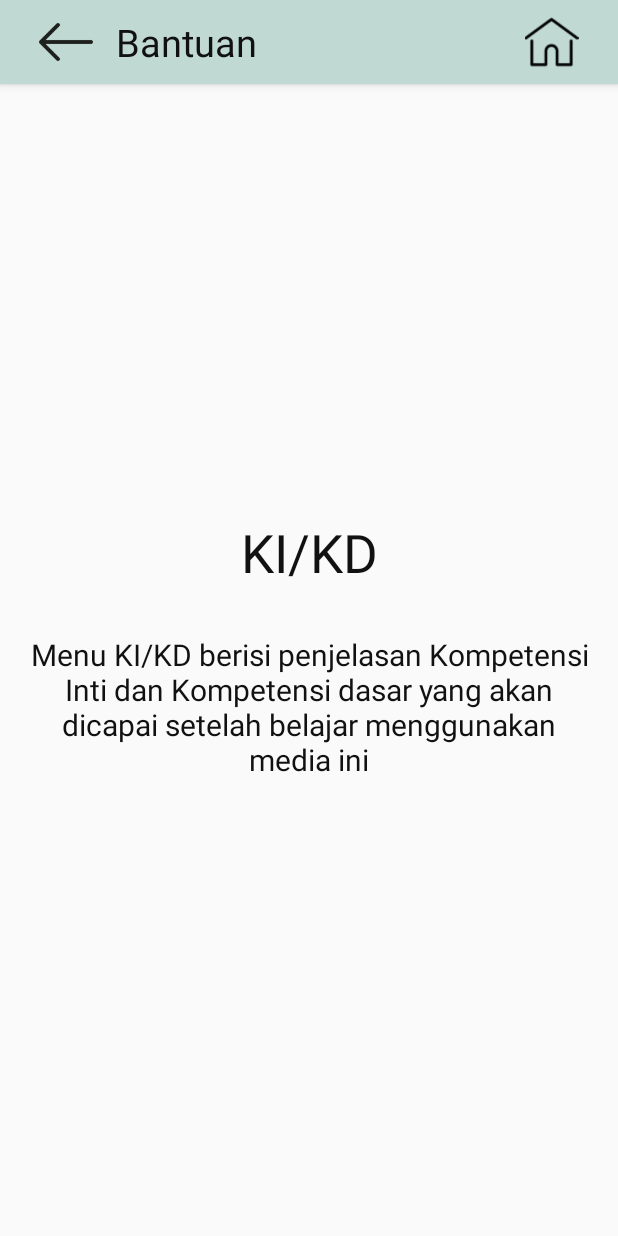
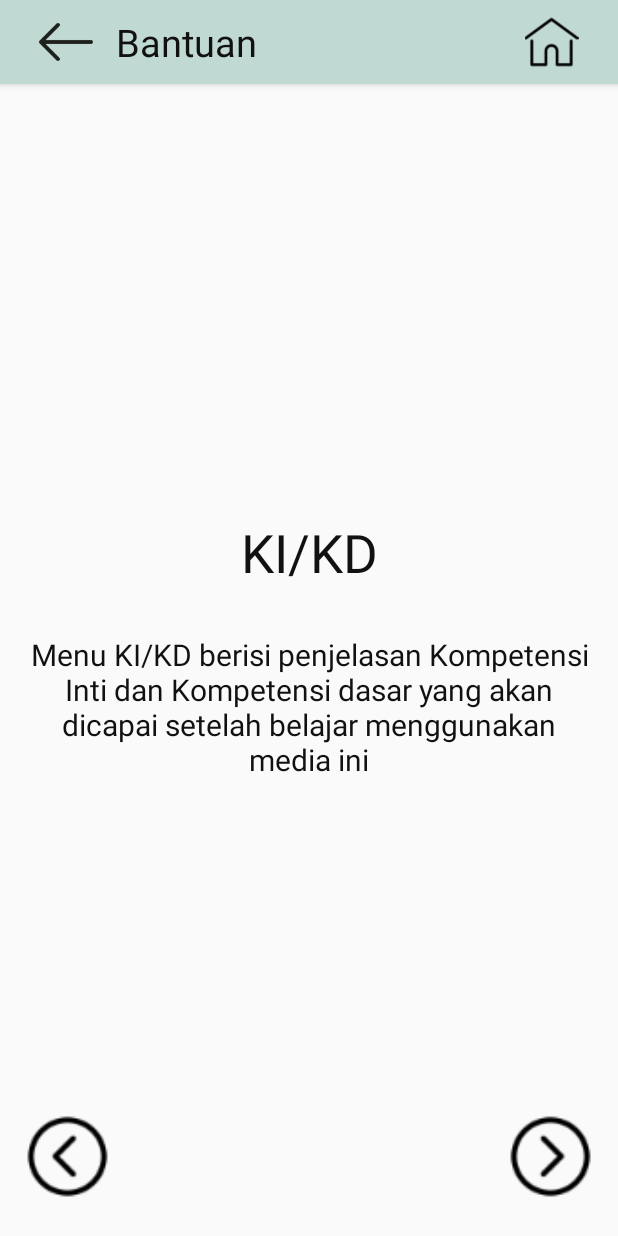
Before and after one commit to Sulistyarif/PAO, an Android app: the BantuanActivity screen opened directly, with no data from a screen before it, on a phone screen of 412 x 824 dp. Run offline under Robolectric (Android 15) with nearby library versions, the phone set to English and light mode, and no system bars; pictures from the network do not load.

Commit message:
Revisi navigasi bantuan

```diff
--- a/app/src/main/res/layout/bantuan_activity.xml
+++ b/app/src/main/res/layout/bantuan_activity.xml
@@ -2,6 +2,7 @@
 <android.support.constraint.ConstraintLayout
     xmlns:android="http://schemas.android.com/apk/res/android"
     xmlns:app="http://schemas.android.com/apk/res-auto"
+    xmlns:tools="http://schemas.android.com/tools"
     android:layout_width="match_parent"
     android:layout_height="match_parent">
 
@@ -12,5 +13,37 @@
         app:layout_constraintBottom_toBottomOf="parent"
         app:layout_constraintEnd_toEndOf="parent"
         app:layout_constraintStart_toStartOf="parent"
-        app:layout_constraintTop_toTopOf="parent" />
+        app:layout_constraintTop_toTopOf="parent" >
+
+    </android.support.v4.view.ViewPager>
+
+    <ImageView
+        android:id="@+id/ivNext"
+        android:layout_width="58dp"
+        android:layout_height="58dp"
+        android:layout_marginEnd="8dp"
+        android:layout_marginBottom="24dp"
+        app:layout_constraintBottom_toBottomOf="parent"
+        app:layout_constraintEnd_toEndOf="parent"
+        app:layout_constraintHorizontal_bias="0.976"
+        app:layout_constraintStart_toStartOf="parent"
+        app:layout_constraintTop_toTopOf="parent"
+        app:layout_constraintVertical_bias="1.0"
+        app:srcCompat="@drawable/ic_next" />
+
+    <ImageView
+        android:id="@+id/ivPrev"
+        android:layout_width="58dp"
+        android:layout_height="58dp"
+        android:layout_marginStart="8dp"
+        android:layout_marginEnd="8dp"
+        android:layout_marginBottom="24dp"
+        app:layout_constraintBottom_toBottomOf="parent"
+        app:layout_constraintEnd_toEndOf="parent"
+        app:layout_constraintHorizontal_bias="0.023"
+        app:layout_constraintStart_toStartOf="parent"
+        app:layout_constraintTop_toTopOf="parent"
+        app:layout_constraintVertical_bias="1.0"
+        app:srcCompat="@drawable/ic_previous" />
+
 </android.support.constraint.ConstraintLayout>
--- a/app/src/main/res/values/strings.xml
+++ b/app/src/main/res/values/strings.xml
@@ -442,7 +442,7 @@
     - Circle Image View\n
     - Dexter</string>
     <string name="icon_source">Icon yang digunakan\n
-    - designed by FreePik, Lyolya, Prosymbols, Roundicons, Eucalyp, Dryicons, Eleonor Wang from Flaticon\n
+    - designed by FreePik, Lyolya, Prosymbols, Roundicons, Eucalyp, Dryicons, Eleonor Wang, Lucy G from Flaticon\n
     - icons8</string>
 
     <!--
```
Also changed, not shown: app/src/main/java/com/zakiadev/e_mike/BantuanActivity.java (+50 -0 lines), app/src/main/res/drawable-xhdpi/ic_next.png (added), app/src/main/res/drawable-xhdpi/ic_previous.png (added).
